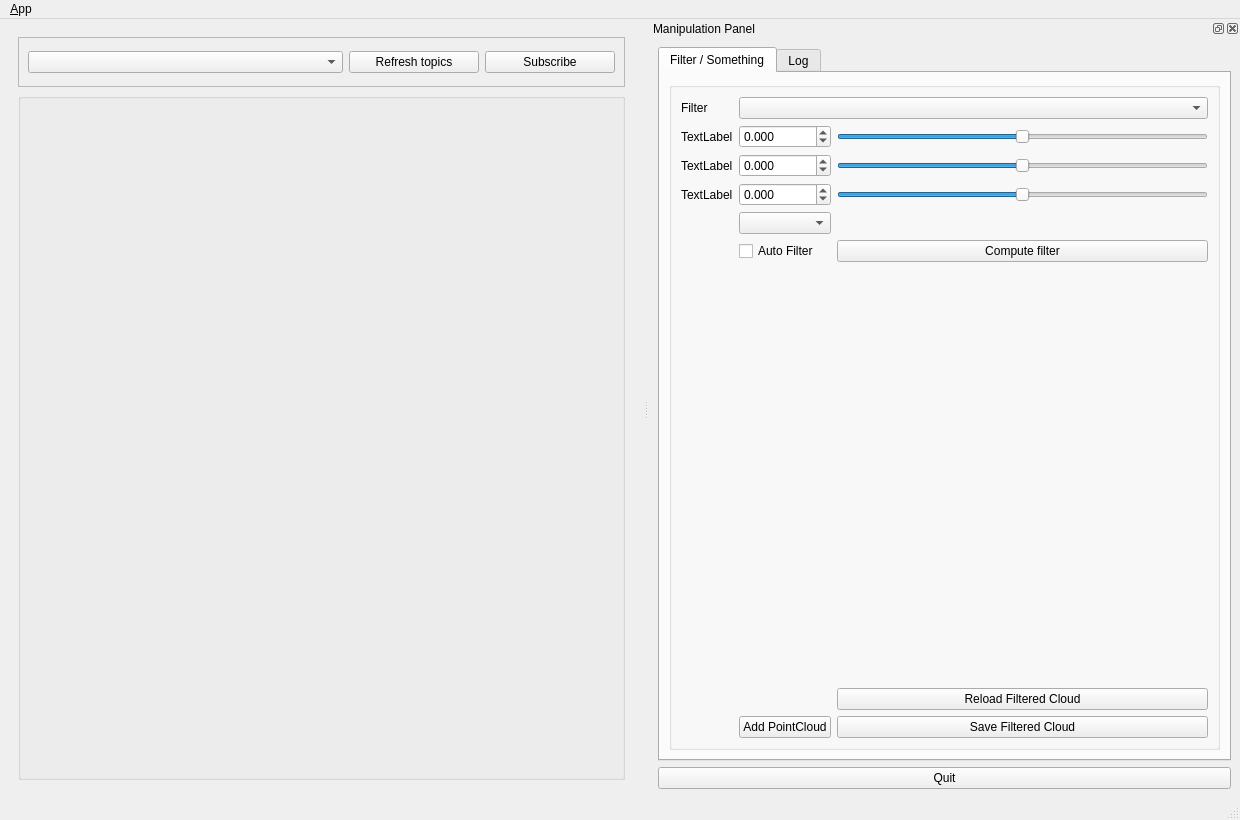
This is ui/main_window.ui in sindreraknes/qt_master as Qt 5 draws it before an edit. The edited form follows.
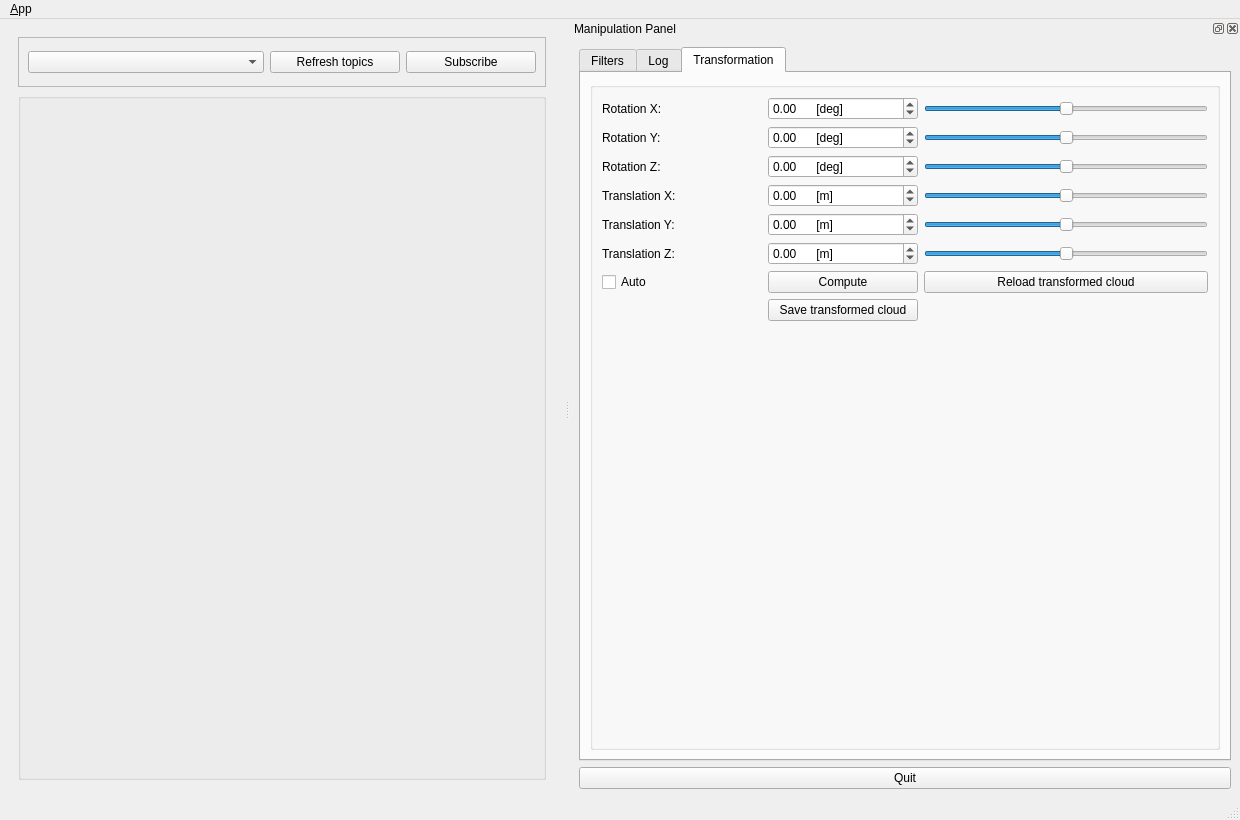
This is the edited form. Icons and pictures are not drawn.

Commit message: Added transformation etc..

The edit to the form file:
```diff
--- a/ui/main_window.ui
+++ b/ui/main_window.ui
@@ -134,8 +134,8 @@
    </property>
    <property name="minimumSize">
     <size>
-     <width>591</width>
-     <height>434</height>
+     <width>670</width>
+     <height>440</height>
     </size>
    </property>
    <property name="font">
@@ -172,11 +172,11 @@
      <item>
       <widget class="QTabWidget" name="tabWidget">
        <property name="currentIndex">
-        <number>0</number>
+        <number>2</number>
        </property>
        <widget class="QWidget" name="tab_3">
         <attribute name="title">
-         <string>Filter / Something</string>
+         <string>Filters</string>
         </attribute>
         <layout class="QVBoxLayout" name="verticalLayout_3">
          <item>
@@ -279,7 +279,7 @@
             <item row="10" column="2">
              <widget class="QPushButton" name="pushButton">
               <property name="text">
-               <string>Save Filtered Cloud</string>
+               <string>Save filtered Cloud</string>
               </property>
              </widget>
             </item>
@@ -362,7 +362,7 @@
             <item row="8" column="2">
              <widget class="QPushButton" name="button_reload_cloud">
               <property name="text">
-               <string>Reload Filtered Cloud</string>
+               <string>Reload filtered Cloud</string>
               </property>
              </widget>
             </item>
@@ -383,7 +383,292 @@
            </property>
            <layout class="QGridLayout" name="gridLayout_4">
             <item row="0" column="0">
-             <widget class="QTextBrowser" name="textBrowser"/>
+             <widget class="QTextBrowser" name="logBox"/>
+            </item>
+           </layout>
+          </widget>
+         </item>
+        </layout>
+       </widget>
+       <widget class="QWidget" name="tab">
+        <attribute name="title">
+         <string>Transformation</string>
+        </attribute>
+        <layout class="QVBoxLayout" name="verticalLayout_5">
+         <item>
+          <widget class="QGroupBox" name="groupBox_3">
+           <property name="title">
+            <string/>
+           </property>
+           <layout class="QGridLayout" name="gridLayout_3">
+            <item row="4" column="1">
+             <widget class="QLabel" name="label_5">
+              <property name="text">
+               <string>Translation X:</string>
+              </property>
+             </widget>
+            </item>
+            <item row="6" column="1">
+             <widget class="QLabel" name="label_7">
+              <property name="text">
+               <string>Translation Z:</string>
+              </property>
+             </widget>
+            </item>
+            <item row="0" column="3">
+             <widget class="QSlider" name="srotX">
+              <property name="minimum">
+               <number>-360</number>
+              </property>
+              <property name="maximum">
+               <number>360</number>
+              </property>
+              <property name="orientation">
+               <enum>Qt::Horizontal</enum>
+              </property>
+             </widget>
+            </item>
+            <item row="3" column="1">
+             <widget class="QLabel" name="label_4">
+              <property name="text">
+               <string>Rotation Z:</string>
+              </property>
+             </widget>
+            </item>
+            <item row="0" column="1">
+             <widget class="QLabel" name="label_2">
+              <property name="minimumSize">
+               <size>
+                <width>160</width>
+                <height>0</height>
+               </size>
+              </property>
+              <property name="text">
+               <string>Rotation X:</string>
+              </property>
+             </widget>
+            </item>
+            <item row="4" column="2">
+             <widget class="QDoubleSpinBox" name="translX">
+              <property name="suffix">
+               <string>      [m]</string>
+              </property>
+              <property name="minimum">
+               <double>-5.000000000000000</double>
+              </property>
+              <property name="maximum">
+               <double>5.000000000000000</double>
+              </property>
+              <property name="singleStep">
+               <double>0.100000000000000</double>
+              </property>
+             </widget>
+            </item>
+            <item row="2" column="1">
+             <widget class="QLabel" name="label_3">
+              <property name="text">
+               <string>Rotation Y:</string>
+              </property>
+             </widget>
+            </item>
+            <item row="2" column="2">
+             <widget class="QDoubleSpinBox" name="rotY">
+              <property name="minimumSize">
+               <size>
+                <width>150</width>
+                <height>0</height>
+               </size>
+              </property>
+              <property name="suffix">
+               <string>      [deg]</string>
+              </property>
+              <property name="minimum">
+               <double>-360.000000000000000</double>
+              </property>
+              <property name="maximum">
+               <double>360.000000000000000</double>
+              </property>
+             </widget>
+            </item>
+            <item row="4" column="3">
+             <widget class="QSlider" name="stranslX">
+              <property name="minimum">
+               <number>-5</number>
+              </property>
+              <property name="maximum">
+               <number>5</number>
+              </property>
+              <property name="orientation">
+               <enum>Qt::Horizontal</enum>
+              </property>
+             </widget>
+            </item>
+            <item row="5" column="3">
+             <widget class="QSlider" name="stranslY">
+              <property name="minimum">
+               <number>-5</number>
+              </property>
+              <property name="maximum">
+               <number>5</number>
+              </property>
+              <property name="orientation">
+               <enum>Qt::Horizontal</enum>
+              </property>
+             </widget>
+            </item>
+            <item row="3" column="3">
+             <widget class="QSlider" name="srotZ">
+              <property name="minimum">
+               <number>-360</number>
+              </property>
+              <property name="maximum">
+               <number>360</number>
+              </property>
+              <property name="orientation">
+               <enum>Qt::Horizontal</enum>
+              </property>
+             </widget>
+            </item>
+            <item row="3" column="2">
+             <widget class="QDoubleSpinBox" name="rotZ">
+              <property name="suffix">
+               <string>      [deg]</string>
+              </property>
+              <property name="minimum">
+               <double>-360.000000000000000</double>
+              </property>
+              <property name="maximum">
+               <double>360.000000000000000</double>
+              </property>
+             </widget>
+            </item>
+            <item row="5" column="1">
+             <widget class="QLabel" name="label_6">
+              <property name="text">
+               <string>Translation Y:</string>
+              </property>
+             </widget>
+            </item>
+            <item row="9" column="1">
+             <spacer name="verticalSpacer_2">
+              <property name="orientation">
+               <enum>Qt::Vertical</enum>
+              </property>
+              <property name="sizeHint" stdset="0">
+               <size>
+                <width>20</width>
+                <height>40</height>
+               </size>
+              </property>
+             </spacer>
+            </item>
+            <item row="6" column="2">
+             <widget class="QDoubleSpinBox" name="translZ">
+              <property name="suffix">
+               <string>      [m]</string>
+              </property>
+              <property name="minimum">
+               <double>-5.000000000000000</double>
+              </property>
+              <property name="maximum">
+               <double>5.000000000000000</double>
+              </property>
+              <property name="singleStep">
+               <double>0.100000000000000</double>
+              </property>
+             </widget>
+            </item>
+            <item row="2" column="3">
+             <widget class="QSlider" name="srotY">
+              <property name="minimum">
+               <number>-360</number>
+              </property>
+              <property name="maximum">
+               <number>360</number>
+              </property>
+              <property name="orientation">
+               <enum>Qt::Horizontal</enum>
+              </property>
+             </widget>
+            </item>
+            <item row="5" column="2">
+             <widget class="QDoubleSpinBox" name="translY">
+              <property name="suffix">
+               <string>      [m]</string>
+              </property>
+              <property name="minimum">
+               <double>-5.000000000000000</double>
+              </property>
+              <property name="maximum">
+               <double>5.000000000000000</double>
+              </property>
+              <property name="singleStep">
+               <double>0.100000000000000</double>
+              </property>
+             </widget>
+            </item>
+            <item row="6" column="3">
+             <widget class="QSlider" name="stranslZ">
+              <property name="minimum">
+               <number>-5</number>
+              </property>
+              <property name="maximum">
+               <number>5</number>
+              </property>
+              <property name="orientation">
+               <enum>Qt::Horizontal</enum>
+              </property>
+             </widget>
+            </item>
+            <item row="8" column="2">
+             <widget class="QPushButton" name="pushButton_4">
+              <property name="text">
+               <string>Save transformed cloud</string>
+              </property>
+             </widget>
+            </item>
+            <item row="0" column="2">
+             <widget class="QDoubleSpinBox" name="rotX">
+              <property name="prefix">
+               <string/>
+              </property>
+              <property name="suffix">
+               <string>      [deg]</string>
+              </property>
+              <property name="minimum">
+               <double>-360.000000000000000</double>
+              </property>
+              <property name="maximum">
+               <double>360.000000000000000</double>
+              </property>
+             </widget>
+            </item>
+            <item row="7" column="3">
+             <widget class="QPushButton" name="pushButton_3">
+              <property name="minimumSize">
+               <size>
+                <width>150</width>
+                <height>0</height>
+               </size>
+              </property>
+              <property name="text">
+               <string>Reload transformed cloud</string>
+              </property>
+             </widget>
+            </item>
+            <item row="7" column="2">
+             <widget class="QPushButton" name="button_transform">
+              <property name="text">
+               <string>Compute</string>
+              </property>
+             </widget>
+            </item>
+            <item row="7" column="1">
+             <widget class="QCheckBox" name="auto_trans">
+              <property name="text">
+               <string>Auto</string>
+              </property>
+             </widget>
             </item>
            </layout>
           </widget>
```
The commit also changes 4 other files.
